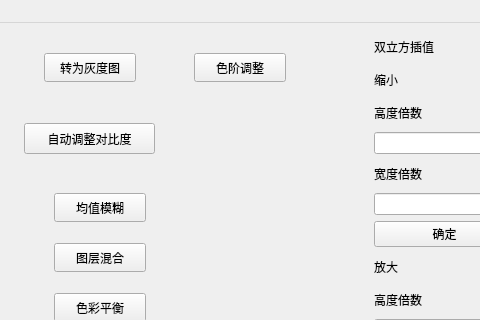
The window that ImageWithUI/mainwindow.ui (Obj4ct/ImageWithUI) describes before a commit, drawn with Qt 5; both pictures show x 576 to 1056 and y 0 to 320 of the 1384 by 738 pixel window.
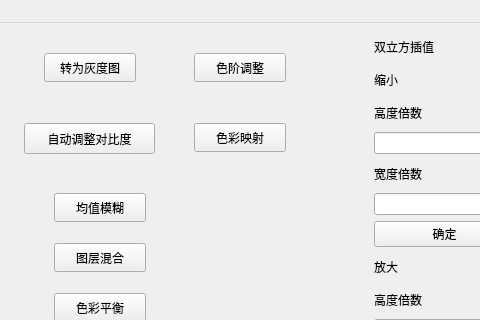
The same window after the commit.

Commit message: 添加了色彩映射功能

The edit to the form file:
```diff
--- a/ImageWithUI/mainwindow.ui
+++ b/ImageWithUI/mainwindow.ui
@@ -373,6 +373,19 @@
       <string>色阶调整</string>
      </property>
     </widget>
+    <widget class="QPushButton" name="btn_colorMap">
+     <property name="geometry">
+      <rect>
+       <x>190</x>
+       <y>100</y>
+       <width>92</width>
+       <height>29</height>
+      </rect>
+     </property>
+     <property name="text">
+      <string>色彩映射</string>
+     </property>
+    </widget>
    </widget>
   </widget>
   <widget class="QMenuBar" name="menubar">
```
The commit also changes 4 other files.
